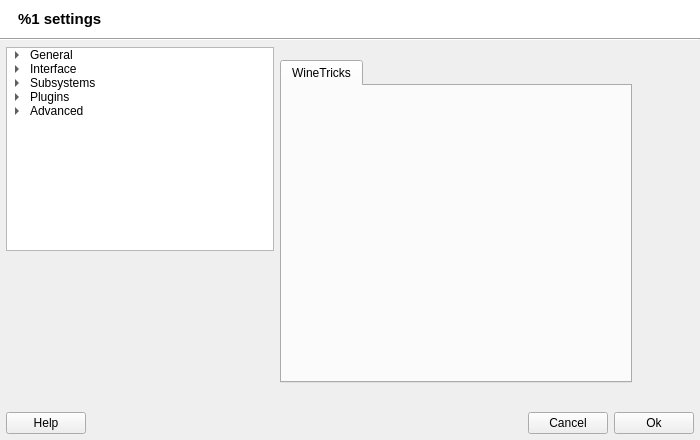
This is src/q4wine-gui/uis/AppSettings.ui in brezerk/q4wine as Qt 5 draws it before an edit. The edited form follows.
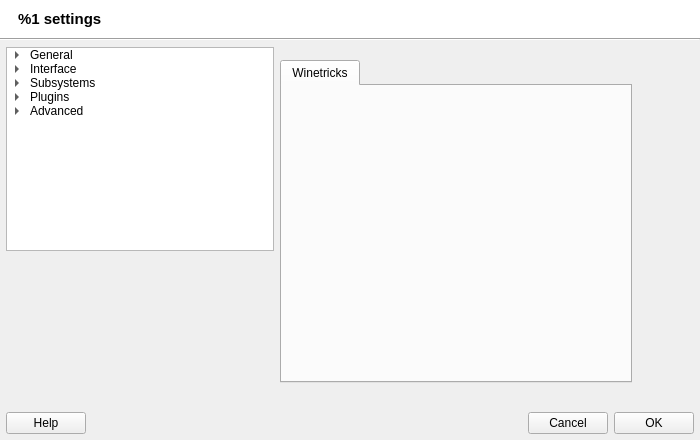
This is the edited form. The open tabs and pages were chosen to show the change. Icons and pictures are not drawn.

What changed in the file:
```diff
--- a/src/q4wine-gui/uis/AppSettings.ui
+++ b/src/q4wine-gui/uis/AppSettings.ui
@@ -2164,7 +2164,7 @@
           </property>
           <widget class="QWidget" name="tabWineTriks">
            <attribute name="title">
-            <string>WineTricks</string>
+            <string>Winetricks</string>
            </attribute>
           </widget>
          </widget>
@@ -2672,7 +2672,7 @@
       <item>
        <widget class="QPushButton" name="cmdOk">
         <property name="text">
-         <string>Ok</string>
+         <string>OK</string>
         </property>
        </widget>
       </item>
```
Left out of the diff: 4 changed lines with no effect on the pictures.
